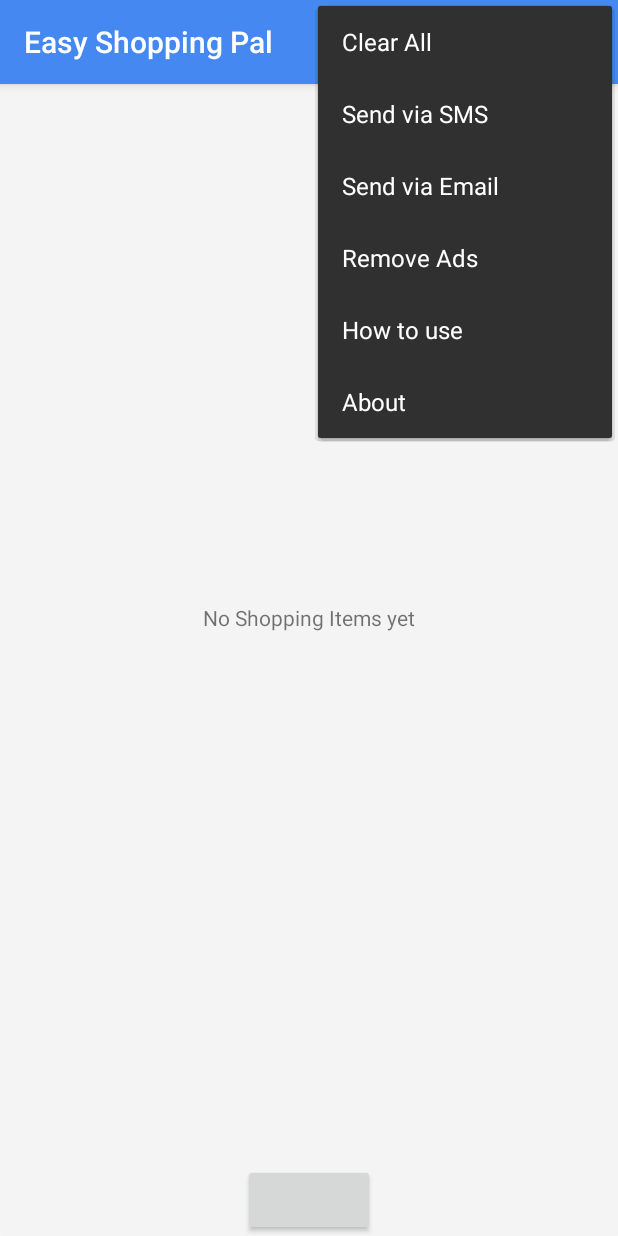
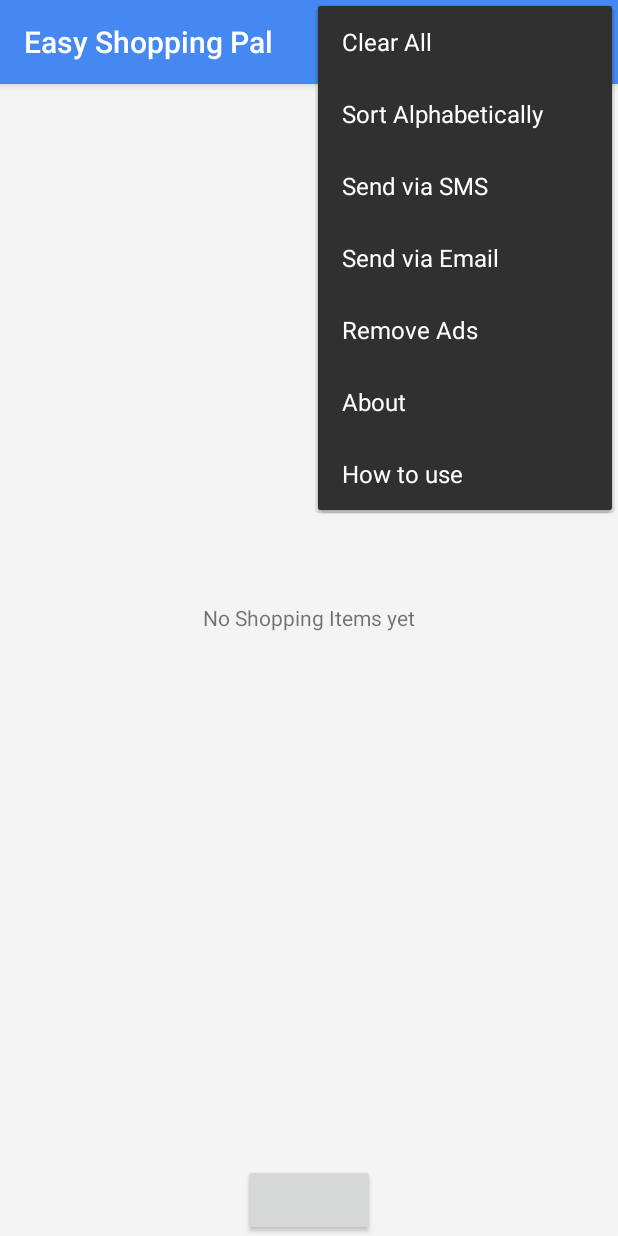
Before and after one commit to boggogo/Quick_Shopping_List, an Android app: the screen it shows after launch (MainActivity), with the options menu open, on a phone screen of 412 x 824 dp. Run offline under Robolectric (Android 15) with nearby library versions, the phone set to English and light mode, and no system bars; our stand-ins replace AdMob; libraries missing offline, so code that uses them is left out: com.afollestad.materialdialogs, com.android.vending, com.software.shell; plain views replace ActionButton; 5 statements that could not run were skipped.

Commit message:
added option in the menu to sort alphabetically

```diff
--- a/app/src/main/java/koemdzhiev/com/quickshoppinglist/ui/MainActivity.java
+++ b/app/src/main/java/koemdzhiev/com/quickshoppinglist/ui/MainActivity.java
@@ -27,6 +27,7 @@ import com.google.android.gms.ads.AdView;
 import com.software.shell.fab.ActionButton;
 
 import java.util.ArrayList;
+import java.util.Collections;
 
 import koemdzhiev.com.quickshoppinglist.R;
 import koemdzhiev.com.quickshoppinglist.adapters.ShoppingListAdapter;
@@ -404,6 +405,11 @@ public class MainActivity extends AppCompatActivity {
             Intent intent = new Intent(MainActivity.this,HowToActivity.class);
             startActivity(intent);
         }
+        if(id == R.id.action_sortAlphabetically){
+            Collections.sort(shoppingListItems, String.CASE_INSENSITIVE_ORDER);
+            adapter.notifyDataSetChanged();
+            saveShoppingItems();
+        }
 
         return super.onOptionsItemSelected(item);
     }
--- a/app/src/main/res/menu/menu_main.xml
+++ b/app/src/main/res/menu/menu_main.xml
@@ -6,17 +6,21 @@
           android:title="@string/action_clear_all"
           android:orderInCategory="100"
           app:showAsAction="never"/>
+    <item android:id="@+id/action_sortAlphabetically"
+          android:title="@string/sort_Alphabetically"
+          android:orderInCategory="200"
+          app:showAsAction="never"/>
     <item android:id="@+id/action_send_sms"
           android:title="@string/action_send_sms"
-          android:orderInCategory="200"
+          android:orderInCategory="300"
           app:showAsAction="never"/>
     <item android:id="@+id/action_send_email"
           android:title="@string/action_send_email"
-          android:orderInCategory="300"
+          android:orderInCategory="400"
           app:showAsAction="never"/>
     <item android:id="@+id/action_remove_adds"
           android:title="@string/action_remove_ads"
-          android:orderInCategory="400"
+          android:orderInCategory="500"
           app:showAsAction="never"/>
     <item android:id="@+id/action_about"
           android:title="@string/action_about"
@@ -24,6 +28,6 @@
           app:showAsAction="never"/>
     <item android:id="@+id/action_how_to_use"
           android:title="@string/action_how_to_use"
-          android:orderInCategory="500"
+          android:orderInCategory="700"
           app:showAsAction="never"/>
 </menu>
--- a/app/src/main/res/values/strings.xml
+++ b/app/src/main/res/values/strings.xml
@@ -41,4 +41,5 @@
     <string name="title_activity_how_to">HowToActivity</string>
     <string name="action_how_to_use">How to use</string>
     <string name="how_to_use">  - add shopping items by pressing the plus button \n - add shopping item quantity by pressing \"Add Quantity\" button when adding a shopping item \n - edit an item by long pressing on the desirable item \n - remove an item from the list either by checking the checkbox on the right side of the list of items or swiping the item off in either direction: LEFT or RIGHT \n - to remove All shopping items from the list go to the drop down menu and select \"Clear All\" from the drop down menu \n - to send all of the shopping items via Email go to the drop down menu and select \"Send via Email\" \n - to send all of the shopping items via go to the drop down menu and select \" Send via SMS\"</string>
+    <string name="sort_Alphabetically">Sort Alphabetically</string>
 </resources>
```
